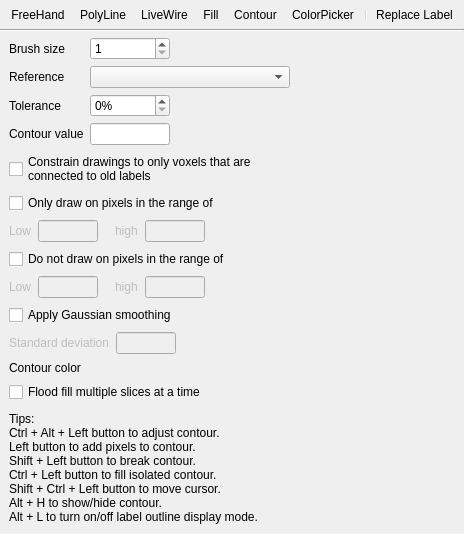
First picture: the form in freeview/ToolWindowEdit.ui, repository freesurfer/freesurfer, before the edit.
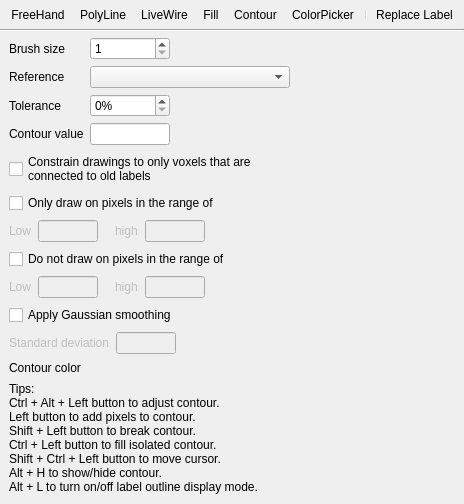
Second picture: the form after the edit. Icons and pictures are not drawn. Custom widgets are drawn as their Qt base class.

What changed in the file:
```diff
--- a/freeview/ToolWindowEdit.ui
+++ b/freeview/ToolWindowEdit.ui
@@ -6,8 +6,8 @@
    <rect>
     <x>0</x>
     <y>0</y>
-    <width>326</width>
-    <height>629</height>
+    <width>323</width>
+    <height>590</height>
    </rect>
   </property>
   <property name="sizePolicy">
@@ -464,29 +464,6 @@
        </item>
       </layout>
      </item>
-     <item>
-      <widget class="QCheckBox" name="checkBoxFill3D">
-       <property name="text">
-        <string>Flood fill multiple slices at a time</string>
-       </property>
-      </widget>
-     </item>
-     <item>
-      <spacer name="verticalSpacer_2">
-       <property name="orientation">
-        <enum>Qt::Vertical</enum>
-       </property>
-       <property name="sizeType">
-        <enum>QSizePolicy::Fixed</enum>
-       </property>
-       <property name="sizeHint" stdset="0">
-        <size>
-         <width>5</width>
-         <height>3</height>
-        </size>
-       </property>
-      </spacer>
-     </item>
      <item>
       <widget class="QLabel" name="labelTips">
        <property name="text">
```
Left out of the diff: 4 changed lines with no effect on the pictures.
